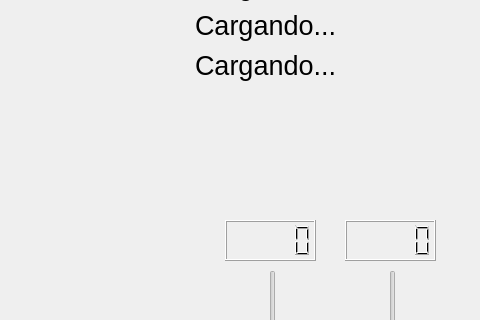
This is Incbadora ino/Plataforma.ui in MaximilianoAntonio/incubator-prototype as Qt 5 draws it before an edit; both pictures show x 705 to 1185 and y 90 to 410 of the 1185 by 758 pixel window. The edited form follows.
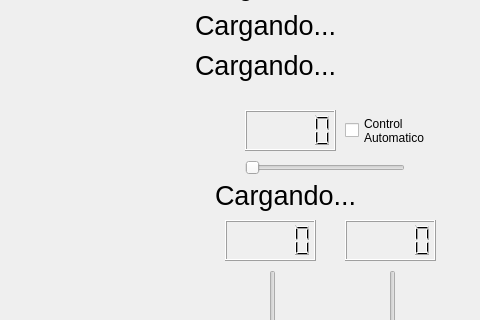
This is the edited form.

```diff
--- a/Incbadora ino/Plataforma.ui
+++ b/Incbadora ino/Plataforma.ui
@@ -257,6 +257,79 @@
      <enum>Qt::TextFormat::AutoText</enum>
     </property>
    </widget>
+   <widget class="QSlider" name="slider_setpoint">
+    <property name="geometry">
+     <rect>
+      <x>950</x>
+      <y>250</y>
+      <width>160</width>
+      <height>16</height>
+     </rect>
+    </property>
+    <property name="minimum">
+     <number>22</number>
+    </property>
+    <property name="maximum">
+     <number>40</number>
+    </property>
+    <property name="orientation">
+     <enum>Qt::Orientation::Horizontal</enum>
+    </property>
+   </widget>
+   <widget class="QLCDNumber" name="lcdSetpoint">
+    <property name="geometry">
+     <rect>
+      <x>950</x>
+      <y>200</y>
+      <width>91</width>
+      <height>41</height>
+     </rect>
+    </property>
+    <property name="frameShape">
+     <enum>QFrame::Shape::Box</enum>
+    </property>
+    <property name="frameShadow">
+     <enum>QFrame::Shadow::Raised</enum>
+    </property>
+    <property name="smallDecimalPoint">
+     <bool>false</bool>
+    </property>
+   </widget>
+   <widget class="QCheckBox" name="Controlbox">
+    <property name="geometry">
+     <rect>
+      <x>1050</x>
+      <y>200</y>
+      <width>91</width>
+      <height>41</height>
+     </rect>
+    </property>
+    <property name="text">
+     <string>Control
+Automatico</string>
+    </property>
+   </widget>
+   <widget class="QLabel" name="label_control_estado">
+    <property name="geometry">
+     <rect>
+      <x>920</x>
+      <y>270</y>
+      <width>281</width>
+      <height>31</height>
+     </rect>
+    </property>
+    <property name="font">
+     <font>
+      <pointsize>20</pointsize>
+     </font>
+    </property>
+    <property name="text">
+     <string>Cargando...</string>
+    </property>
+    <property name="textFormat">
+     <enum>Qt::TextFormat::RichText</enum>
+    </property>
+   </widget>
   </widget>
   <widget class="QMenuBar" name="menubar">
    <property name="geometry">
```
